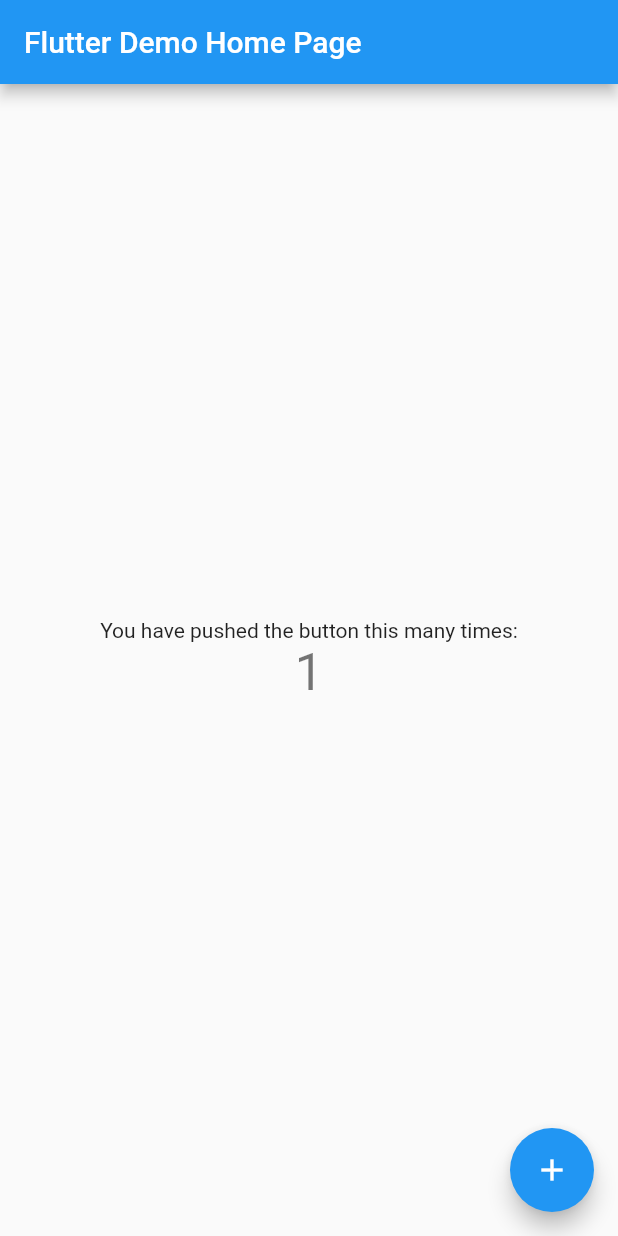
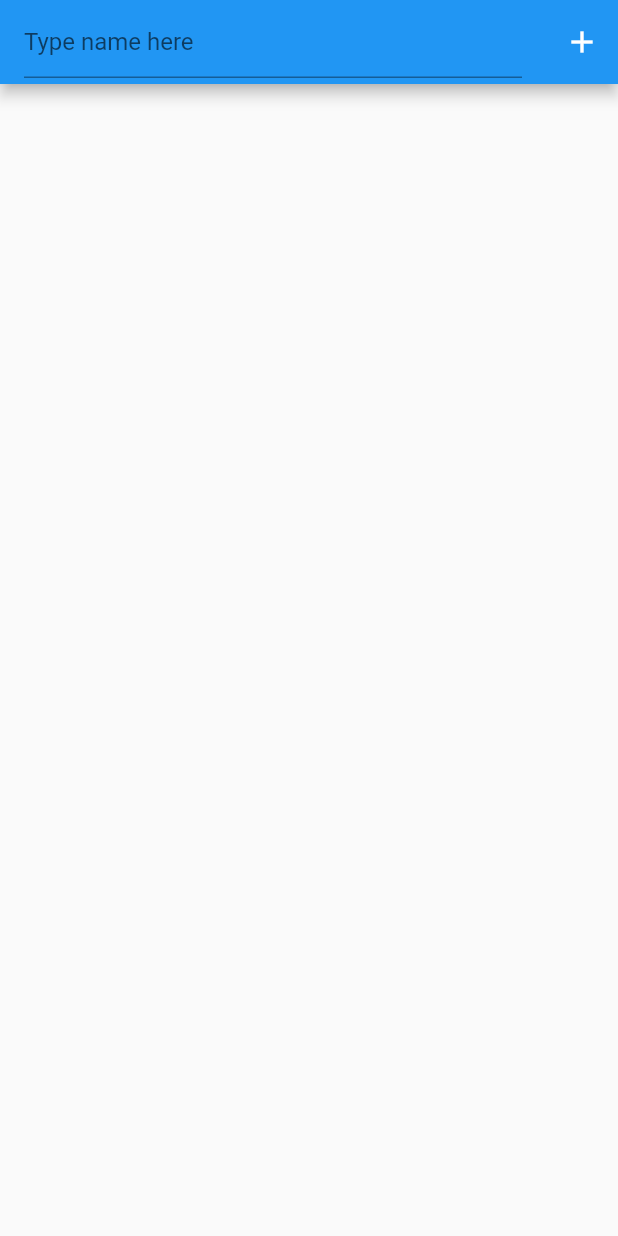
Before and after one commit to nebilx/test_flutter_crud, a Flutter app: the screen it shows after launch, after a tap on the "add" icon, on a phone screen of 412 x 824 dp. Run offline on Flutter 3.47's test engine with Material 2 defaults, Android fonts, the phone set to English and light mode, and no system bars; our stand-ins replace cloud_firestore, firebase_core; accounts and stored records are empty.

Commit message:
crud test 1

```diff
--- a/test_flutter/lib/main.dart
+++ b/test_flutter/lib/main.dart
@@ -1,6 +1,14 @@
+import 'package:cloud_firestore/cloud_firestore.dart';
 import 'package:flutter/material.dart';
+import 'package:firebase_core/firebase_core.dart';
+import 'package:test_flutter/firebase_options.dart';
+import 'package:test_flutter/user_page.dart';
 
-void main() {
+Future<void> main() async {
+  WidgetsFlutterBinding.ensureInitialized();
+  await Firebase.initializeApp(
+    options: DefaultFirebaseOptions.currentPlatform,
+  );
   runApp(const MyApp());
 }
 
@@ -13,103 +21,88 @@ class MyApp extends StatelessWidget {
     return MaterialApp(
       title: 'Flutter Demo',
       theme: ThemeData(
-        // This is the theme of your application.
-        //
-        // Try running your application with "flutter run". You'll see the
-        // application has a blue toolbar. Then, without quitting the app, try
-        // changing the primarySwatch below to Colors.green and then invoke
-        // "hot reload" (press "r" in the console where you ran "flutter run",
-        // or simply save your changes to "hot reload" in a Flutter IDE).
-        // Notice that the counter didn't reset back to zero; the application
-        // is not restarted.
         primarySwatch: Colors.blue,
       ),
-      home: const MyHomePage(title: 'Flutter Demo Home Page'),
+      home: const HomeScreen(),
+      routes: {
+        './adduser/': (context) => const UserPage(),
+      },
     );
   }
 }
 
-class MyHomePage extends StatefulWidget {
-  const MyHomePage({super.key, required this.title});
-
-  // This widget is the home page of your application. It is stateful, meaning
-  // that it has a State object (defined below) that contains fields that affect
-  // how it looks.
-
-  // This class is the configuration for the state. It holds the values (in this
-  // case the title) provided by the parent (in this case the App widget) and
-  // used by the build method of the State. Fields in a Widget subclass are
-  // always marked "final".
-
-  final String title;
+class HomeScreen extends StatefulWidget {
+  const HomeScreen({super.key});
 
   @override
-  State<MyHomePage> createState() => _MyHomePageState();
+  State<HomeScreen> createState() => _HomeScreenState();
 }
 
-class _MyHomePageState extends State<MyHomePage> {
-  int _counter = 0;
-
-  void _incrementCounter() {
-    setState(() {
-      // This call to setState tells the Flutter framework that something has
-      // changed in this State, which causes it to rerun the build method below
-      // so that the display can reflect the updated values. If we changed
-      // _counter without calling setState(), then the build method would not be
-      // called again, and so nothing would appear to happen.
-      _counter++;
-    });
-  }
+class _HomeScreenState extends State<HomeScreen> {
+  final controller = TextEditingController();
 
   @override
   Widget build(BuildContext context) {
-    // This method is rerun every time setState is called, for instance as done
-    // by the _incrementCounter method above.
-    //
-    // The Flutter framework has been optimized to make rerunning build methods
-    // fast, so that you can just rebuild anything that needs updating rather
-    // than having to individually change instances of widgets.
     return Scaffold(
       appBar: AppBar(
-        // Here we take the value from the MyHomePage object that was created by
-        // the App.build method, and use it to set our appbar title.
-        title: Text(widget.title),
+        title: TextField(
+          controller: controller,
+          decoration: const InputDecoration(hintText: 'Type name here'),
+        ),
+        actions: [
+          IconButton(
+            onPressed: () {
+              Navigator.of(context)
+                  .pushNamedAndRemoveUntil('./adduser', ((route) => false));
+            },
+            icon: Icon(Icons.add),
+          )
+        ],
       ),
-      body: Center(
-        // Center is a layout widget. It takes a single child and positions it
-        // in the middle of the parent.
-        child: Column(
-          // Column is also a layout widget. It takes a list of children and
-          // arranges them vertically. By default, it sizes itself to fit its
-          // children horizontally, and tries to be as tall as its parent.
-          //
-          // Invoke "debug painting" (press "p" in the console, choose the
-          // "Toggle Debug Paint" action from the Flutter Inspector in Android
-          // Studio, or the "Toggle Debug Paint" command in Visual Studio Code)
-          // to see the wireframe for each widget.
-          //
-          // Column has various properties to control how it sizes itself and
-          // how it positions its children. Here we use mainAxisAlignment to
-          // center the children vertically; the main axis here is the vertical
-          // axis because Columns are vertical (the cross axis would be
-          // horizontal).
-          mainAxisAlignment: MainAxisAlignment.center,
-          children: <Widget>[
-            const Text(
-              'You have pushed the button this many times:',
-            ),
-            Text(
-              '$_counter',
-              style: Theme.of(context).textTheme.headline4,
-            ),
-          ],
-        ),
-      ),
-      floatingActionButton: FloatingActionButton(
-        onPressed: _incrementCounter,
-        tooltip: 'Increment',
-        child: const Icon(Icons.add),
-      ), // This trailing comma makes auto-formatting nicer for build methods.
     );
   }
 }
+
+Future createuser({required String name}) async {
+// Reference to document
+  //final docUser = FirebaseFirestore.instance.collection('users').doc('my-id');
+  final docUser = FirebaseFirestore.instance.collection('users');
+  // final json = {
+  //   'name': name,
+  //   'age': 21,
+  //   'birthday': DateTime(2001, 7, 28),
+  // };
+
+  final user = User(
+    id: docUser.id,
+    name: name,
+    age: 21,
+    birthday: DateTime(2001, 7, 28),
+  );
+
+  final json = user.toJson();
+
+  //create document and write data to firebase
+  await docUser.add(json);
+}
+
+class User {
+  String id;
+  final String name;
+  final int age;
+  final DateTime birthday;
+
+  User({
+    this.id = '',
+    required this.name,
+    required this.age,
+    required this.birthday,
+  });
+
+  Map<String, dynamic> toJson() => {
+        'id': id,
+        'name': name,
+        'age': age,
+        'birthday': birthday,
+      };
+}
--- a/test_flutter/pubspec.yaml
+++ b/test_flutter/pubspec.yaml
@@ -36,6 +36,8 @@ dependencies:
   # The following adds the Cupertino Icons font to your application.
   # Use with the CupertinoIcons class for iOS style icons.
   cupertino_icons: ^1.0.2
+  firebase_core: ^2.4.0
+  cloud_firestore: ^4.3.0
 
 dev_dependencies:
   flutter_test:
```
Also changed, not shown: test_flutter/lib/user_page.dart (added, +47 -0 lines), test_flutter/lib/firebase_options.dart (added), test_flutter/pubspec.lock, 2 other files.
